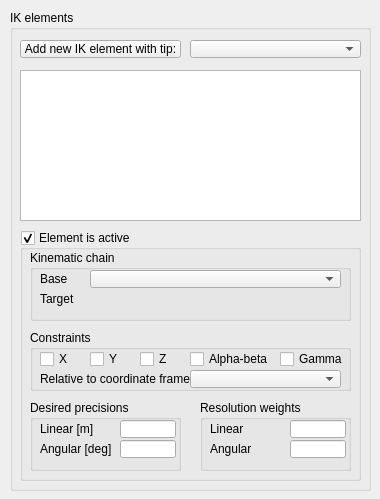
Old version of the form ui/qdlgikelements.ui in the repository CoppeliaRobotics/coppeliaSimLib.
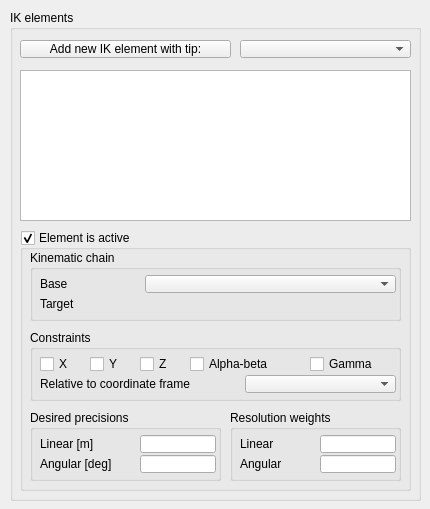
New version of the form.

```diff
--- a/ui/qdlgikelements.ui
+++ b/ui/qdlgikelements.ui
@@ -6,8 +6,8 @@
    <rect>
     <x>0</x>
     <y>0</y>
-    <width>380</width>
-    <height>499</height>
+    <width>430</width>
+    <height>509</height>
    </rect>
   </property>
   <property name="windowTitle">
@@ -21,8 +21,8 @@
     <rect>
      <x>10</x>
      <y>10</y>
-     <width>361</width>
-     <height>481</height>
+     <width>411</width>
+     <height>491</height>
     </rect>
    </property>
    <property name="title">
@@ -36,7 +36,7 @@
      <rect>
       <x>10</x>
       <y>30</y>
-      <width>161</width>
+      <width>211</width>
       <height>18</height>
      </rect>
     </property>
@@ -52,7 +52,7 @@
      <rect>
       <x>10</x>
       <y>60</y>
-      <width>341</width>
+      <width>391</width>
       <height>151</height>
      </rect>
     </property>
@@ -62,8 +62,8 @@
      <rect>
       <x>10</x>
       <y>220</y>
-      <width>341</width>
-      <height>251</height>
+      <width>391</width>
+      <height>261</height>
      </rect>
     </property>
     <property name="title">
@@ -80,7 +80,7 @@
       <rect>
        <x>10</x>
        <y>20</y>
-       <width>321</width>
+       <width>371</width>
        <height>71</height>
       </rect>
      </property>
@@ -94,8 +94,8 @@
       <property name="geometry">
        <rect>
         <x>10</x>
-        <y>20</y>
-        <width>51</width>
+        <y>25</y>
+        <width>101</width>
         <height>18</height>
        </rect>
       </property>
@@ -106,8 +106,8 @@
      <widget class="QComboBox" name="qqBaseCombo">
       <property name="geometry">
        <rect>
-        <x>60</x>
-        <y>20</y>
+        <x>115</x>
+        <y>25</y>
         <width>251</width>
         <height>18</height>
        </rect>
@@ -119,8 +119,8 @@
      <widget class="QLabel" name="qqTargetString">
       <property name="geometry">
        <rect>
-        <x>60</x>
-        <y>40</y>
+        <x>120</x>
+        <y>45</y>
         <width>251</width>
         <height>18</height>
        </rect>
@@ -139,8 +139,8 @@
       <property name="geometry">
        <rect>
         <x>10</x>
-        <y>40</y>
-        <width>51</width>
+        <y>45</y>
+        <width>101</width>
         <height>18</height>
        </rect>
       </property>
@@ -154,8 +154,8 @@
       <rect>
        <x>10</x>
        <y>100</y>
-       <width>321</width>
-       <height>61</height>
+       <width>371</width>
+       <height>71</height>
       </rect>
      </property>
      <property name="title">
@@ -168,7 +168,7 @@
       <property name="geometry">
        <rect>
         <x>10</x>
-        <y>20</y>
+        <y>25</y>
         <width>51</width>
         <height>18</height>
        </rect>
@@ -184,7 +184,7 @@
       <property name="geometry">
        <rect>
         <x>60</x>
-        <y>20</y>
+        <y>25</y>
         <width>51</width>
         <height>18</height>
        </rect>
@@ -200,7 +200,7 @@
       <property name="geometry">
        <rect>
         <x>110</x>
-        <y>20</y>
+        <y>25</y>
         <width>51</width>
         <height>18</height>
        </rect>
@@ -216,8 +216,8 @@
       <property name="geometry">
        <rect>
         <x>160</x>
-        <y>20</y>
-        <width>91</width>
+        <y>25</y>
+        <width>121</width>
         <height>18</height>
        </rect>
       </property>
@@ -231,9 +231,9 @@
      <widget class="QCheckBox" name="qqGamma">
       <property name="geometry">
        <rect>
-        <x>250</x>
-        <y>20</y>
-        <width>81</width>
+        <x>280</x>
+        <y>25</y>
+        <width>91</width>
         <height>18</height>
        </rect>
       </property>
@@ -248,8 +248,8 @@
       <property name="geometry">
        <rect>
         <x>10</x>
-        <y>40</y>
-        <width>151</width>
+        <y>45</y>
+        <width>201</width>
         <height>18</height>
        </rect>
       </property>
@@ -260,8 +260,8 @@
      <widget class="QComboBox" name="qqRelativeCombo">
       <property name="geometry">
        <rect>
-        <x>160</x>
-        <y>40</y>
+        <x>215</x>
+        <y>45</y>
         <width>151</width>
         <height>18</height>
        </rect>
@@ -275,8 +275,8 @@
      <property name="geometry">
       <rect>
        <x>10</x>
-       <y>170</y>
-       <width>151</width>
+       <y>180</y>
+       <width>191</width>
        <height>71</height>
       </rect>
      </property>
@@ -290,8 +290,8 @@
       <property name="geometry">
        <rect>
         <x>10</x>
-        <y>20</y>
-        <width>81</width>
+        <y>25</y>
+        <width>101</width>
         <height>18</height>
        </rect>
       </property>
@@ -302,9 +302,9 @@
      <widget class="QLineEdit" name="qqPrecisionLinear">
       <property name="geometry">
        <rect>
-        <x>90</x>
-        <y>20</y>
-        <width>56</width>
+        <x>110</x>
+        <y>25</y>
+        <width>76</width>
         <height>18</height>
        </rect>
       </property>
@@ -313,8 +313,8 @@
       <property name="geometry">
        <rect>
         <x>10</x>
-        <y>40</y>
-        <width>81</width>
+        <y>45</y>
+        <width>101</width>
         <height>18</height>
        </rect>
       </property>
@@ -325,9 +325,9 @@
      <widget class="QLineEdit" name="qqPrecisionAngular">
       <property name="geometry">
        <rect>
-        <x>90</x>
-        <y>40</y>
-        <width>56</width>
+        <x>110</x>
+        <y>45</y>
+        <width>76</width>
         <height>18</height>
        </rect>
       </property>
@@ -336,9 +336,9 @@
     <widget class="QGroupBox" name="groupBox_6">
      <property name="geometry">
       <rect>
-       <x>180</x>
-       <y>170</y>
-       <width>151</width>
+       <x>210</x>
+       <y>180</y>
+       <width>171</width>
        <height>71</height>
       </rect>
      </property>
@@ -352,8 +352,8 @@
       <property name="geometry">
        <rect>
         <x>90</x>
-        <y>40</y>
-        <width>56</width>
+        <y>45</y>
+        <width>76</width>
         <height>18</height>
        </rect>
       </property>
@@ -362,8 +362,8 @@
       <property name="geometry">
        <rect>
         <x>10</x>
-        <y>20</y>
-        <width>71</width>
+        <y>25</y>
+        <width>81</width>
         <height>18</height>
        </rect>
       </property>
@@ -375,8 +375,8 @@
       <property name="geometry">
        <rect>
         <x>90</x>
-        <y>20</y>
-        <width>56</width>
+        <y>25</y>
+        <width>76</width>
         <height>18</height>
        </rect>
       </property>
@@ -385,8 +385,8 @@
       <property name="geometry">
        <rect>
         <x>10</x>
-        <y>40</y>
-        <width>71</width>
+        <y>45</y>
+        <width>81</width>
         <height>18</height>
        </rect>
       </property>
@@ -399,7 +399,7 @@
    <widget class="QComboBox" name="qqTipCombo">
     <property name="geometry">
      <rect>
-      <x>180</x>
+      <x>230</x>
       <y>30</y>
       <width>171</width>
       <height>18</height>
```
